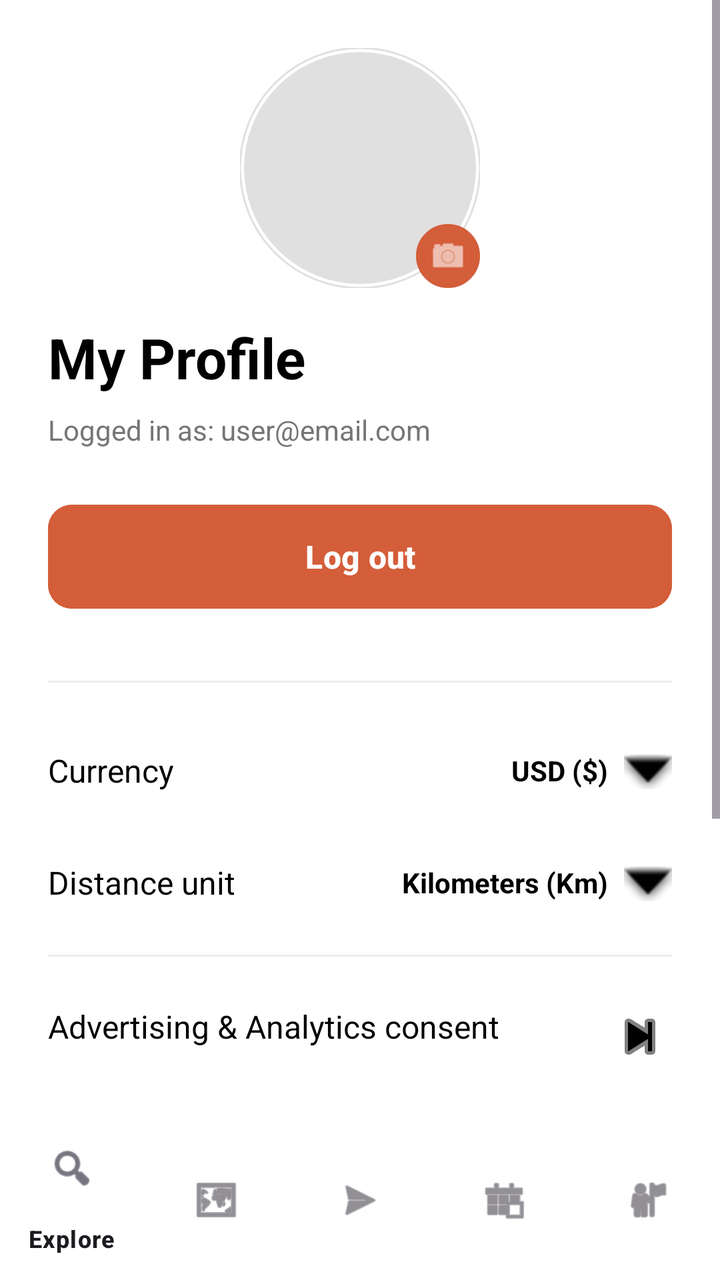
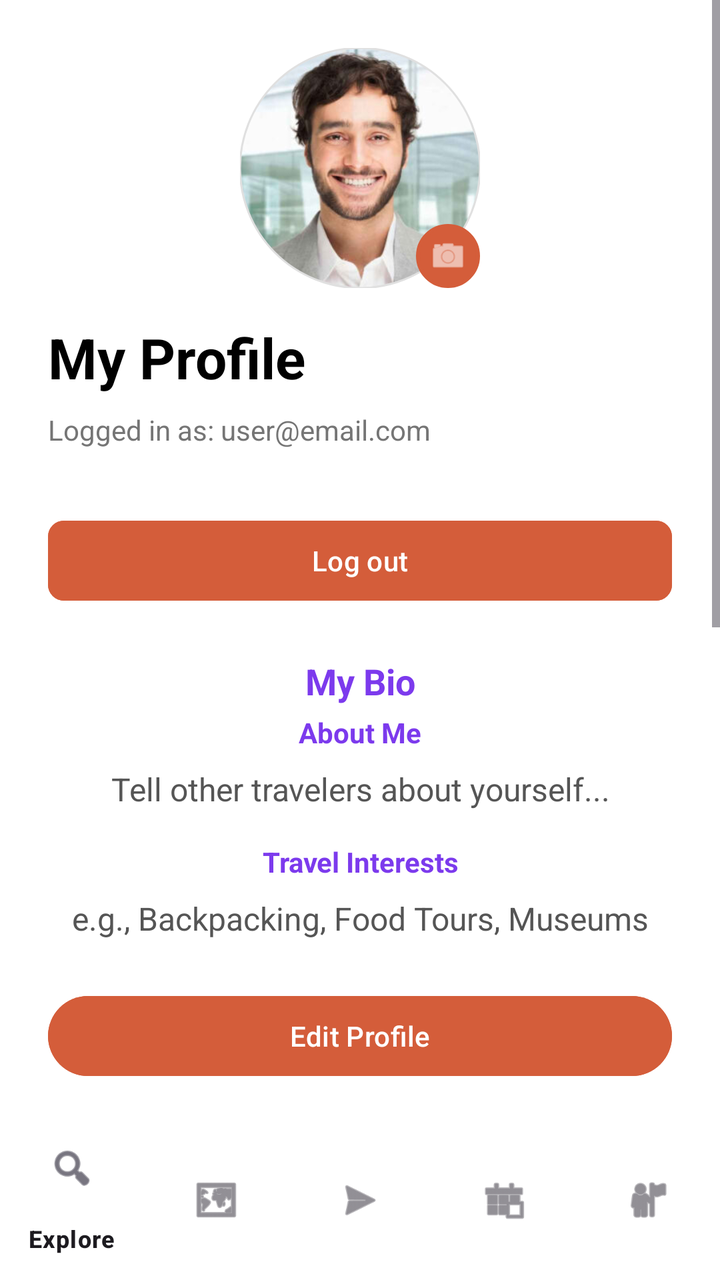

Screens rendered from an Android XML layout before and after an edit, with the pre-edit source and the edit as a unified diff.
<!-- AndroidManifest.xml: application theme Theme.HostelWorld -->
<!-- res/layout/activity_profile.xml -->
<?xml version="1.0" encoding="utf-8"?>
<androidx.constraintlayout.widget.ConstraintLayout
    xmlns:android="http://schemas.android.com/apk/res/android"
    xmlns:app="http://schemas.android.com/apk/res-auto"
    xmlns:tools="http://schemas.android.com/tools"
    android:layout_width="match_parent"
    android:layout_height="match_parent"
    android:background="#FFFFFF"
    tools:context=".ProfileActivity">

    <ScrollView
        android:layout_width="match_parent"
        android:layout_height="0dp"
        app:layout_constraintBottom_toTopOf="@+id/bottomNavProfile"
        app:layout_constraintTop_toTopOf="parent">

        <LinearLayout
            android:layout_width="match_parent"
            android:layout_height="wrap_content"
            android:orientation="vertical"
            android:padding="24dp">

            <FrameLayout
                android:layout_width="wrap_content"
                android:layout_height="wrap_content"
                android:layout_gravity="center_horizontal">

                <com.google.android.material.imageview.ShapeableImageView
                    android:id="@+id/ivProfileAvatar"
                    android:layout_width="120dp"
                    android:layout_height="120dp"
                    android:scaleType="centerCrop"
                    android:src="@drawable/circle_placeholder"
                    app:shapeAppearanceOverlay="@style/CircleShape"
                    app:strokeColor="#E0E0E0"
                    app:strokeWidth="1dp" />

                <ImageView
                    android:layout_width="32dp"
                    android:layout_height="32dp"
                    android:layout_gravity="bottom|end"
                    android:background="@drawable/circle_placeholder"
                    android:backgroundTint="#D45D3A"
                    android:padding="6dp"
                    android:src="@android:drawable/ic_menu_camera"
                    app:tint="#FFFFFF" />
            </FrameLayout>

            <TextView
                android:id="@+id/tvProfileName"
                android:layout_width="wrap_content"
                android:layout_height="wrap_content"
                android:layout_marginTop="16dp"
                android:text="My Profile"
                android:textColor="#000000"
                android:textSize="28sp"
                android:textStyle="bold" />

            <TextView
                android:id="@+id/tvProfileEmail"
                android:layout_width="match_parent"
                android:layout_height="wrap_content"
                android:layout_marginTop="8dp"
                android:text="Logged in as: user@email.com"
                android:textColor="#757575"
                android:textSize="14sp" />

            <com.google.android.material.button.MaterialButton
                android:id="@+id/btnLogout"
                android:layout_width="match_parent"
                android:layout_height="60dp"
                android:layout_marginTop="24dp"
                android:backgroundTint="#D45D3A"
                android:text="Log out"
                android:textAllCaps="false"
                android:textSize="16sp"
                android:textStyle="bold"
                app:cornerRadius="12dp" />

            <View
                android:layout_width="match_parent"
                android:layout_height="1dp"
                android:layout_marginTop="32dp"
                android:layout_marginBottom="16dp"
                android:background="#EEEEEE" />

            <LinearLayout
                android:id="@+id/llCurrency"
                android:layout_width="match_parent"
                android:layout_height="wrap_content"
                android:gravity="center_vertical"
                android:orientation="horizontal"
                android:paddingVertical="16dp"
                android:clickable="true"
                android:focusable="true"
                android:background="?attr/selectableItemBackground"> <TextView
                android:layout_width="0dp"
                android:layout_height="wrap_content"
                android:layout_weight="1"
                android:text="Currency"
                android:textColor="#000000"
                android:textSize="16sp" />
                <TextView
                    android:id="@+id/tvCurrencyValue"
                    android:layout_width="wrap_content"
                    android:layout_height="wrap_content"
                    android:text="USD ($)"
                    android:textColor="#000000"
                    android:textStyle="bold" />
                <ImageView
                    android:layout_width="24dp"
                    android:layout_height="24dp"
                    android:layout_marginStart="8dp"
                    android:src="@android:drawable/arrow_down_float"
                    app:tint="#000000" />
            </LinearLayout>

            <LinearLayout
                android:id="@+id/llDistance"
                android:layout_width="match_parent"
                android:layout_height="wrap_content"
                android:gravity="center_vertical"
                android:orientation="horizontal"
                android:paddingVertical="16dp"
                android:clickable="true"
                android:focusable="true"
                android:background="?attr/selectableItemBackground">

                <TextView
                    android:layout_width="0dp"
                    android:layout_height="wrap_content"
                    android:layout_weight="1"
                    android:text="Distance unit"
                    android:textColor="#000000"
                    android:textSize="16sp" />
                <TextView
                    android:id="@+id/tvDistanceValue"
                    android:layout_width="wrap_content"
                    android:layout_height="wrap_content"
                    android:text="Kilometers (Km)"
                    android:textColor="#000000"
                    android:textStyle="bold" />
                <ImageView
                    android:layout_width="24dp"
                    android:layout_height="24dp"
                    android:layout_marginStart="8dp"
                    android:src="@android:drawable/arrow_down_float"
                    app:tint="#000000" />
            </LinearLayout>

            <View
                android:layout_width="match_parent"
                android:layout_height="1dp"
                android:layout_marginVertical="8dp"
                android:background="#EEEEEE" />

            <TextView
                android:layout_width="match_parent"
                android:layout_height="wrap_content"
                android:paddingVertical="16dp"
                android:text="Advertising &amp; Analytics consent"
                android:textColor="#000000"
                android:textSize="16sp"
                app:drawableEndCompat="@android:drawable/ic_media_next"
                app:drawableTint="#000000" />

            <TextView
                android:layout_width="match_parent"
                android:layout_height="wrap_content"
                android:paddingVertical="16dp"
                android:text="Report illegal content"
                android:textColor="#000000"
                android:textSize="16sp"
                app:drawableEndCompat="@android:drawable/ic_media_next"
                app:drawableTint="#000000" />

            <TextView
                android:layout_width="match_parent"
                android:layout_height="wrap_content"
                android:paddingVertical="16dp"
                android:text="Help"
                android:textColor="#000000"
                android:textSize="16sp"
                app:drawableEndCompat="@android:drawable/ic_media_next"
                app:drawableTint="#000000" />

            <TextView
                android:layout_width="match_parent"
                android:layout_height="wrap_content"
                android:paddingVertical="16dp"
                android:text="Other"
                android:textColor="#000000"
                android:textSize="16sp"
                app:drawableEndCompat="@android:drawable/ic_media_next"
                app:drawableTint="#000000" />

        </LinearLayout>
    </ScrollView>

    <com.google.android.material.bottomnavigation.BottomNavigationView
        android:id="@+id/bottomNavProfile"
        android:layout_width="match_parent"
        android:layout_height="wrap_content"
        android:background="#FFFFFF"
        app:layout_constraintBottom_toBottomOf="parent"
        app:menu="@menu/traveler_bottom_nav_menu" />

</androidx.constraintlayout.widget.ConstraintLayout>
<!-- resources referenced by this layout -->
<resources>
  <!-- drawable circle_placeholder (drawable) -->
  <?xml version="1.0" encoding="utf-8"?>
  <shape xmlns:android="http://schemas.android.com/apk/res/android"
      android:shape="oval">
  
      <solid android:color="#E0E0E0" />
  
      <stroke
          android:width="2dp"
          android:color="#FFFFFF" />
  </shape>
  <style name="CircleShape" parent="">
          <item name="cornerFamily">rounded</item>
          <item name="cornerSize">50%</item> </style>
  <style name="Theme.HostelWorld" parent="Base.Theme.HostelWorld" />
  <style name="Base.Theme.HostelWorld" parent="Theme.Material3.DayNight.NoActionBar">
          
          
      </style>
</resources>

<!-- the commit's change to res/layout/activity_profile.xml (unified diff, before → after) -->
@@ -30,7 +30,7 @@
                     android:layout_width="120dp"
                     android:layout_height="120dp"
                     android:scaleType="centerCrop"
-                    android:src="@drawable/circle_placeholder"
+                    android:src="@drawable/my_profile_pic"
                     app:shapeAppearanceOverlay="@style/CircleShape"
                     app:strokeColor="#E0E0E0"
                     app:strokeWidth="1dp" />
@@ -68,15 +68,74 @@
             <com.google.android.material.button.MaterialButton
                 android:id="@+id/btnLogout"
                 android:layout_width="match_parent"
-                android:layout_height="60dp"
-                android:layout_marginTop="24dp"
+                android:layout_height="48dp"
+                android:layout_marginTop="32dp"
                 android:backgroundTint="#D45D3A"
                 android:text="Log out"
-                android:textAllCaps="false"
-                android:textSize="16sp"
-                android:textStyle="bold"
-                app:cornerRadius="12dp" />
-
+                app:cornerRadius="8dp" />
+
+            <LinearLayout
+                android:layout_width="match_parent"
+                android:layout_height="wrap_content"
+                android:orientation="vertical"
+                android:layout_marginTop="24dp">
+
+                <TextView
+                    android:layout_width="match_parent"
+                    android:layout_height="wrap_content"
+                    android:text="My Bio"
+                    android:textAlignment="center"
+                    android:textColor="#7C3AED"
+                    android:textSize="18sp"
+                    android:textStyle="bold" />
+
+                <TextView
+                    android:layout_width="match_parent"
+                    android:layout_height="wrap_content"
+                    android:layout_marginTop="4dp"
+                    android:text="About Me"
+                    android:textAlignment="center"
+                    android:textColor="#7C3AED"
+                    android:textStyle="bold" />
+
+                <TextView
+                    android:id="@+id/tvDisplayBio"
+                    android:layout_width="match_parent"
+                    android:layout_height="wrap_content"
+                    android:layout_marginTop="8dp"
+                    android:text="Tell other travelers about yourself..."
+                    android:textAlignment="center"
+                    android:textColor="#555555"
+                    android:textSize="16sp" />
+
+                <TextView
+                    android:layout_width="match_parent"
+                    android:layout_height="wrap_content"
+                    android:layout_marginTop="16dp"
+                    android:text="Travel Interests"
+                    android:textAlignment="center"
+                    android:textColor="#7C3AED"
+                    android:textStyle="bold" />
+
+                <TextView
+                    android:id="@+id/tvDisplayInterests"
+                    android:layout_width="match_parent"
+                    android:layout_height="wrap_content"
+                    android:layout_marginTop="8dp"
+                    android:text="e.g., Backpacking, Food Tours, Museums"
+                    android:textAlignment="center"
+                    android:textColor="#555555"
+                    android:textSize="16sp" />
+
+                <Button
+                    android:id="@+id/btnGoToEdit"
+                    android:layout_width="match_parent"
+                    android:layout_height="48dp"
+                    android:layout_marginTop="24dp"
+                    android:backgroundTint="#D45D3A"
+                    android:textColor="#FFFFFF"
+                    android:text="Edit Profile" />
+            </LinearLayout>
             <View
                 android:layout_width="match_parent"
                 android:layout_height="1dp"
<!-- resource entries referenced after the edit -->
@@ -11,6 +11,7 @@
           android:width="2dp"
           android:color="#FFFFFF" />
   </shape>
+  <!-- drawable my_profile_pic: jpg bitmap (drawable, 15838 bytes) -->
   <style name="CircleShape" parent="">
           <item name="cornerFamily">rounded</item>
           <item name="cornerSize">50%</item> </style>
